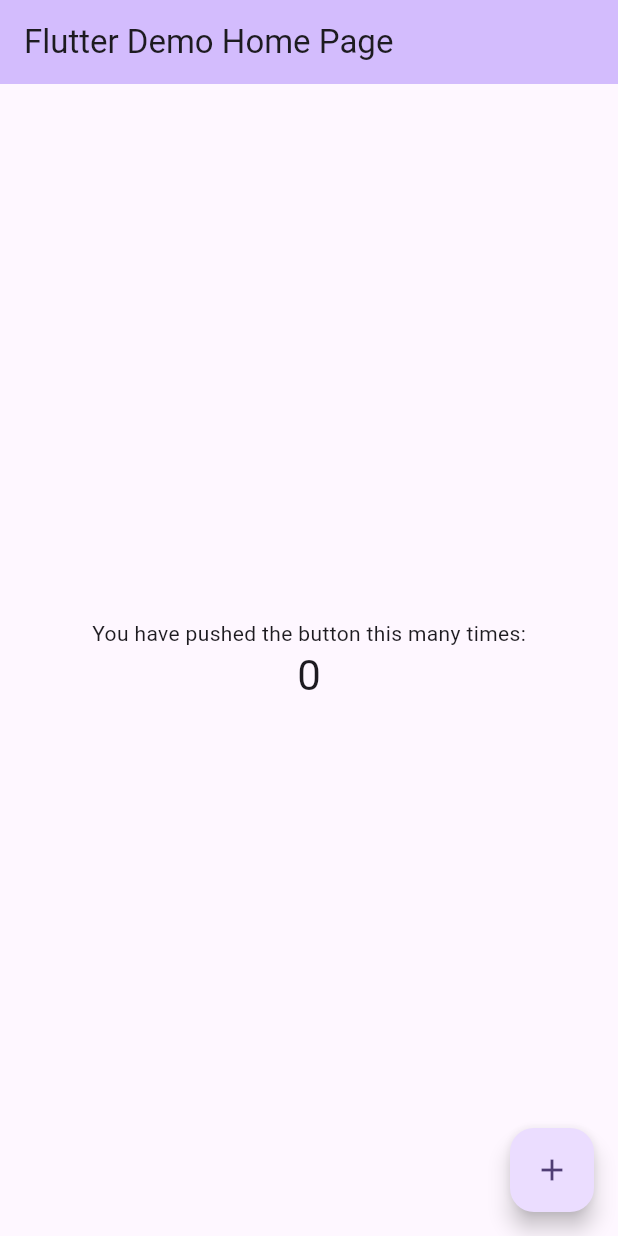
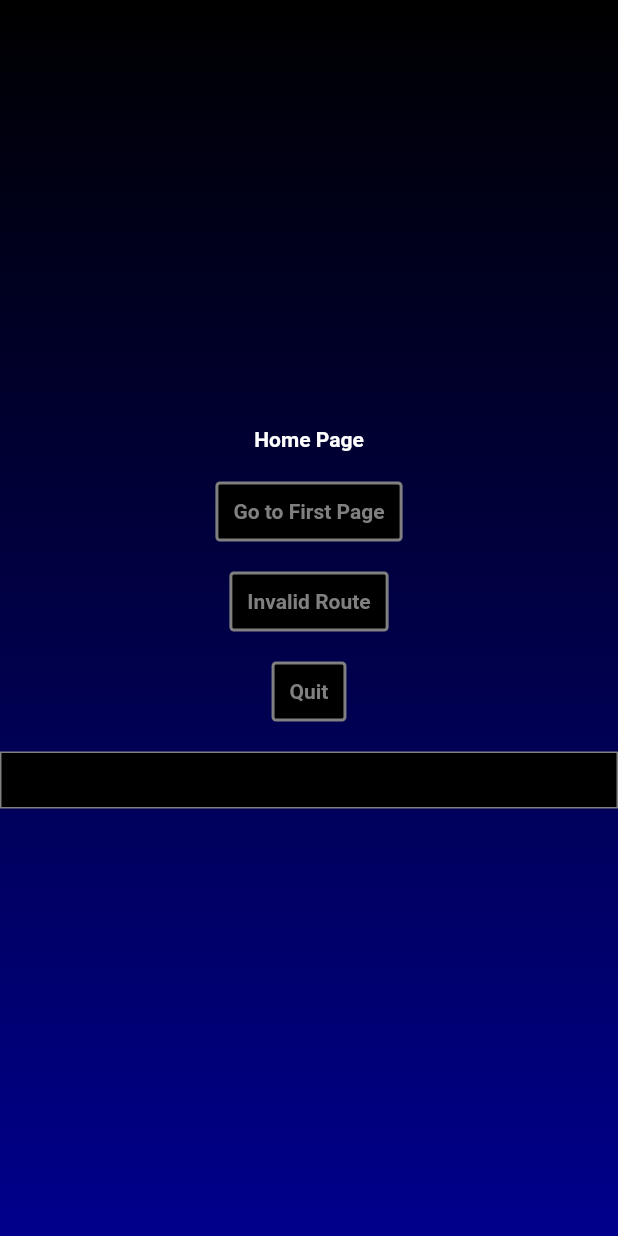
Before and after one commit to ArmageddonForge/WA-flutter-theme, a Flutter app: the screen it shows after launch, on a phone screen of 412 x 824 dp. Run offline on Flutter 3.47's test engine with Material 3 defaults, Android fonts, the light colour scheme and no system bars; Roboto replaces fonts that are missing (Droid Sans).

Commit message:
lib/main.dart: UI experiments

```diff
--- a/lib/main.dart
+++ b/lib/main.dart
@@ -1,125 +1,337 @@
-import 'package:flutter/material.dart';
+import 'dart:collection';
 
-void main() {
-  runApp(const MyApp());
+import 'package:flutter/gestures.dart';
+
+//import 'package:flutter/material.dart' show Color;
+import 'package:flutter/services.dart';
+import 'package:flutter/widgets.dart';
+
+void main() => runApp(const MyWidgetsApp());
+
+class MyWidgetsApp extends StatelessWidget {
+  const MyWidgetsApp({super.key});
+
+  @override
+  Widget build(BuildContext context) {
+    return Container(
+      decoration: const BoxDecoration(
+        gradient: LinearGradient(
+          begin: Alignment.topCenter,
+          end: Alignment.bottomCenter,
+          colors: [
+            Color(0xFF000000),
+            Color(0xFF00008C),
+          ],
+        ),
+      ),
+      child: WidgetsApp(
+        onGenerateRoute: _generateRoute,
+        textStyle: const TextStyle(
+          fontFamily: "Droid Sans",
+        ),
+        initialRoute: "/",
+        color: const Color(0xFFFFFF00),
+      ),
+    );
+  }
+
+  Route _generateRoute(RouteSettings settings) {
+    switch (settings.name) {
+      case "/":
+        return makePage(
+          "Home Page",
+          (context) => [
+            WAButton(
+              caption: "Go to First Page",
+              onClick: () => Navigator.of(context).pushNamed("/first"),
+            ),
+            const Padding(padding: EdgeInsets.all(10.0)),
+            WAButton(
+              caption: "Invalid Route",
+              onClick: () => Navigator.of(context).pushNamed("/abcd"),
+            ),
+            const Padding(padding: EdgeInsets.all(10.0)),
+            WAButton(
+              caption: "Quit",
+              onClick: () => SystemNavigator.pop(),
+            ),
+            const Padding(padding: EdgeInsets.all(10.0)),
+            const WATextEdit(),
+          ],
+        );
+      case "/first":
+        return makePage(
+          "First Page",
+          (context) => [
+            WAButton(
+              caption: "Back",
+              onClick: () => Navigator.of(context).pop(),
+            ),
+          ],
+        );
+      default:
+        return makePage(
+          "I AM ERROR.",
+          (context) => [
+            WAButton(
+              caption: "Back",
+              onClick: () => Navigator.of(context).pop(),
+            )
+          ],
+        );
+    }
+  }
 }
 
-class MyApp extends StatelessWidget {
-  const MyApp({super.key});
+PageRouteBuilder<dynamic> makePage(
+    String title, List<Widget> Function(BuildContext) buildWidgets) {
+  return PageRouteBuilder(
+    transitionDuration: const Duration(milliseconds: 100),
+    reverseTransitionDuration: const Duration(milliseconds: 100),
+    pageBuilder: (
+      BuildContext context,
+      Animation<double> animation,
+      Animation<double> secondaryAnimation,
+    ) {
+      return FocusScope(
+        child: Column(
+          mainAxisAlignment: MainAxisAlignment.center,
+          children: <Widget>[
+                Text(
+                  title,
+                  style: const TextStyle(fontWeight: FontWeight.bold),
+                ),
+                const Padding(padding: EdgeInsets.all(10.0)),
+              ] +
+              buildWidgets(context),
+        ),
+      );
+    },
+    transitionsBuilder: myTransitionBuilder,
+  );
+}
 
-  // This widget is the root of your application.
+Widget myTransitionBuilder(
+  _,
+  Animation<double> animation,
+  Animation<double> second,
+  Widget child,
+) {
+  return FadeTransition(
+    opacity: animation,
+    child: FadeTransition(
+      opacity: Tween<double>(begin: 1.0, end: 0.0).animate(second),
+      child: child,
+    ),
+  );
+}
+
+class WAButton extends StatefulWidget {
+  const WAButton({
+    super.key,
+    required this.caption,
+    required this.onClick,
+  });
+
+  final String caption;
+  final void Function() onClick;
+
+  @override
+  State<WAButton> createState() => _WAButtonState();
+}
+
+class _WAButtonState extends State<WAButton> {
+  bool _hover = false;
+
   @override
   Widget build(BuildContext context) {
-    return MaterialApp(
-      title: 'Flutter Demo',
-      theme: ThemeData(
-        // This is the theme of your application.
-        //
-        // TRY THIS: Try running your application with "flutter run". You'll see
-        // the application has a purple toolbar. Then, without quitting the app,
-        // try changing the seedColor in the colorScheme below to Colors.green
-        // and then invoke "hot reload" (save your changes or press the "hot
-        // reload" button in a Flutter-supported IDE, or press "r" if you used
-        // the command line to start the app).
-        //
-        // Notice that the counter didn't reset back to zero; the application
-        // state is not lost during the reload. To reset the state, use hot
-        // restart instead.
-        //
-        // This works for code too, not just values: Most code changes can be
-        // tested with just a hot reload.
-        colorScheme: ColorScheme.fromSeed(seedColor: Colors.deepPurple),
-        useMaterial3: true,
+    return GestureDetector(
+      onTap: widget.onClick,
+      child: Focus(
+        child: MouseRegion(
+          onEnter: (_) {
+            setState(() {
+              _hover = true;
+            });
+          },
+          onExit: (_) {
+            setState(() {
+              _hover = false;
+            });
+          },
+          child: Builder(
+            builder: (BuildContext context) {
+              final FocusNode focusNode = Focus.of(context);
+              final bool hasFocus = focusNode.hasFocus;
+              return Container(
+                padding: const EdgeInsets.all(10.0),
+                decoration: BoxDecoration(
+                  color: const Color(0xFF000000),
+                  border: Border.all(
+                    color: hasFocus || _hover
+                        ? const Color(0xFFFFFFFF)
+                        : const Color(0xFF808080),
+                    width: 2,
+                  ),
+                  borderRadius: const BorderRadius.all(Radius.circular(3)),
+                ),
+                child: Text(
+                  widget.caption,
+                  style: const TextStyle(
+                    color: Color(0xFF808080),
+                    fontWeight: FontWeight.bold,
+                  ),
+                ),
+              );
+            },
+          ),
+        ),
       ),
-      home: const MyHomePage(title: 'Flutter Demo Home Page'),
     );
   }
 }
 
-class MyHomePage extends StatefulWidget {
-  const MyHomePage({super.key, required this.title});
-
-  // This widget is the home page of your application. It is stateful, meaning
-  // that it has a State object (defined below) that contains fields that affect
-  // how it looks.
-
-  // This class is the configuration for the state. It holds the values (in this
-  // case the title) provided by the parent (in this case the App widget) and
-  // used by the build method of the State. Fields in a Widget subclass are
-  // always marked "final".
-
-  final String title;
+class WATextEdit extends StatefulWidget {
+  const WATextEdit({
+    super.key,
+  });
 
   @override
-  State<MyHomePage> createState() => _MyHomePageState();
+  State<WATextEdit> createState() => _WATextEditState();
 }
 
-class _MyHomePageState extends State<MyHomePage> {
-  int _counter = 0;
+TextSpan transformTextSpanFragments(
+  TextSpan span,
+  List<int> stopPoints,
+  TextSpan Function(TextRange, TextSpan) spanTransformer,
+) {
+  /// Copy `span`, except setting `text` to null and `children` to the given list.
+  TextSpan cloneTextSpanWithChildren(TextSpan span, List<InlineSpan> children) {
+    return TextSpan(
+      text: null,
+      children: children,
+      style: span.style,
+      recognizer: span.recognizer,
+      mouseCursor: span.mouseCursor,
+      onEnter: span.onEnter,
+      onExit: span.onExit,
+      semanticsLabel: span.semanticsLabel,
+      locale: span.locale,
+      spellOut: span.spellOut,
+    );
+  }
 
-  void _incrementCounter() {
-    setState(() {
-      // This call to setState tells the Flutter framework that something has
-      // changed in this State, which causes it to rerun the build method below
-      // so that the display can reflect the updated values. If we changed
-      // _counter without calling setState(), then the build method would not be
-      // called again, and so nothing would appear to happen.
-      _counter++;
-    });
+  int pos = 0;
+  ListQueue<int> stopPointQueue = ListQueue.of(stopPoints);
+  InlineSpan visit(InlineSpan span) {
+    if (span is TextSpan) {
+      while (stopPointQueue.isNotEmpty && stopPointQueue.first < pos) {
+        stopPointQueue.removeFirst();
+      }
+      if (span.text != null) {
+        int end = pos + span.text!.length;
+        // Fragment this TextSpan first, if necessary.
+        if (stopPointQueue.isNotEmpty && stopPointQueue.first < end) {
+          List<InlineSpan> children = [];
+          int p0 = 0;
+          while (stopPointQueue.isNotEmpty && stopPointQueue.first < end) {
+            int p1 = stopPointQueue.removeFirst() - pos;
+            children.add(TextSpan(text: span.text!.substring(p0, p1)));
+            p0 = p1;
+          }
+          if (p0 < end) {
+            children.add(TextSpan(text: span.text!.substring(p0, end)));
+          }
+          children = children + (span.children ?? []);
+          return visit(cloneTextSpanWithChildren(span, children));
+        }
+        var start = pos;
+        pos = end;
+        span = spanTransformer(TextRange(start: start, end: end), span);
+      } else if (span.children != null) {
+        var children = List.of(span.children!.map(visit));
+        span = cloneTextSpanWithChildren(span, children);
+      }
+    }
+    return span;
+  }
+
+  return visit(span) as TextSpan;
+}
+
+class _WATextEditingController extends TextEditingController {
+  @override
+  TextSpan buildTextSpan({
+    required BuildContext context,
+    TextStyle? style,
+    required bool withComposing,
+  }) {
+    TextSelection selection = this.selection;
+    TextSpan span = super.buildTextSpan(
+        context: context, style: style, withComposing: withComposing);
+    if (!selection.isCollapsed) {
+      span = transformTextSpanFragments(span, [selection.start, selection.end], (TextRange range, TextSpan span) {
+        if (range.start >= selection.start && range.end <= selection.end) {
+          return TextSpan(
+            style: const TextStyle(color: Color(0xFF000000)),
+            children: [span],
+          );
+        }
+        return span;
+      });
+    }
+    return span;
+  }
+}
+
+class _WATextEditState extends State<WATextEdit> {
+  late TextEditingController controller;
+  late FocusNode focusNode;
+  bool _hover = false;
+
+  @override
+  void initState() {
+    super.initState();
+    controller = _WATextEditingController();
+    focusNode = FocusNode();
   }
 
   @override
   Widget build(BuildContext context) {
-    // This method is rerun every time setState is called, for instance as done
-    // by the _incrementCounter method above.
-    //
-    // The Flutter framework has been optimized to make rerunning build methods
-    // fast, so that you can just rebuild anything that needs updating rather
-    // than having to individually change instances of widgets.
-    return Scaffold(
-      appBar: AppBar(
-        // TRY THIS: Try changing the color here to a specific color (to
-        // Colors.amber, perhaps?) and trigger a hot reload to see the AppBar
-        // change color while the other colors stay the same.
-        backgroundColor: Theme.of(context).colorScheme.inversePrimary,
-        // Here we take the value from the MyHomePage object that was created by
-        // the App.build method, and use it to set our appbar title.
-        title: Text(widget.title),
+    return MouseRegion(
+      onEnter: (_) => setState(() {
+        _hover = true;
+      }),
+      onExit: (_) => setState(() {
+        _hover = false;
+      }),
+      child: Builder(
+        builder: (BuildContext context) {
+          final bool hasFocus = focusNode.hasFocus;
+          return Container(
+            padding: const EdgeInsets.all(10.0),
+            decoration: BoxDecoration(
+              color: const Color(0xFF000000),
+              border: Border.all(
+                color: hasFocus || _hover
+                    ? const Color(0xFFFFFFFF)
+                    : const Color(0xFF808080),
+                width: 1,
+              ),
+            ),
+            child: EditableText(
+              controller: controller,
+              focusNode: focusNode,
+              dragStartBehavior: DragStartBehavior.down,
+              style: const TextStyle(),
+              cursorColor: const Color(0xFFFFFFFF),
+              backgroundCursorColor: const Color(0xFF123456),
+              // TODO
+              selectionColor: const Color(0xFFFFFFFF),
+            ),
+          );
+        },
       ),
-      body: Center(
-        // Center is a layout widget. It takes a single child and positions it
-        // in the middle of the parent.
-        child: Column(
-          // Column is also a layout widget. It takes a list of children and
-          // arranges them vertically. By default, it sizes itself to fit its
-          // children horizontally, and tries to be as tall as its parent.
-          //
-          // Column has various properties to control how it sizes itself and
-          // how it positions its children. Here we use mainAxisAlignment to
-          // center the children vertically; the main axis here is the vertical
-          // axis because Columns are vertical (the cross axis would be
-          // horizontal).
-          //
-          // TRY THIS: Invoke "debug painting" (choose the "Toggle Debug Paint"
-          // action in the IDE, or press "p" in the console), to see the
-          // wireframe for each widget.
-          mainAxisAlignment: MainAxisAlignment.center,
-          children: <Widget>[
-            const Text(
-              'You have pushed the button this many times:',
-            ),
-            Text(
-              '$_counter',
-              style: Theme.of(context).textTheme.headlineMedium,
-            ),
-          ],
-        ),
-      ),
-      floatingActionButton: FloatingActionButton(
-        onPressed: _incrementCounter,
-        tooltip: 'Increment',
-        child: const Icon(Icons.add),
-      ), // This trailing comma makes auto-formatting nicer for build methods.
     );
   }
 }
```
